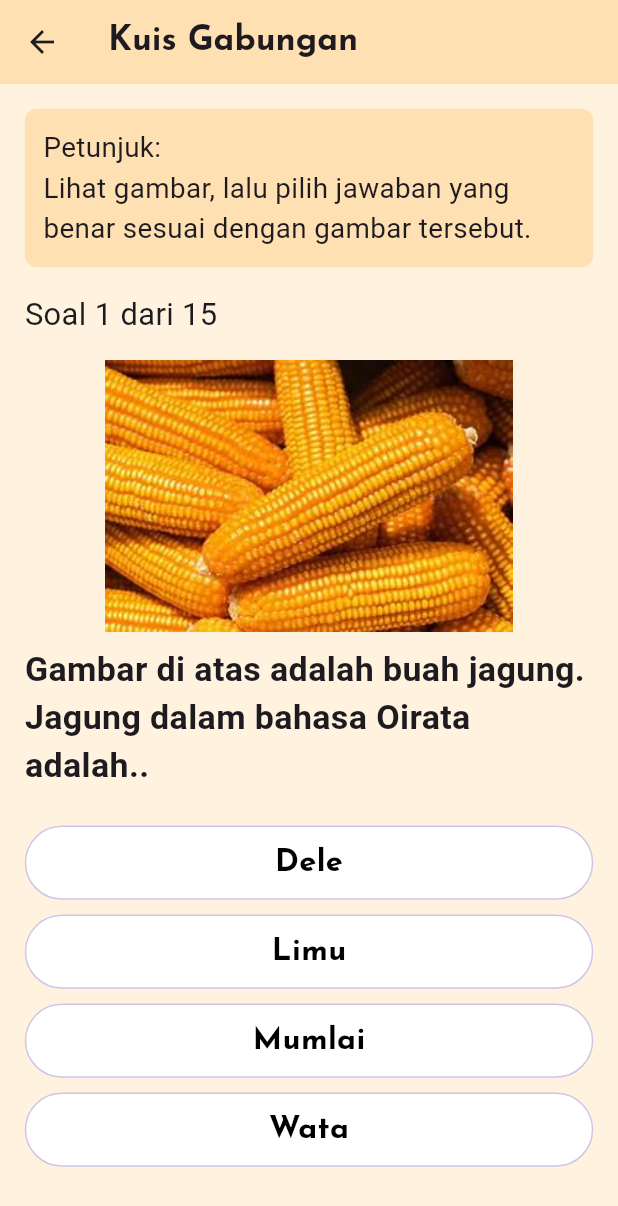
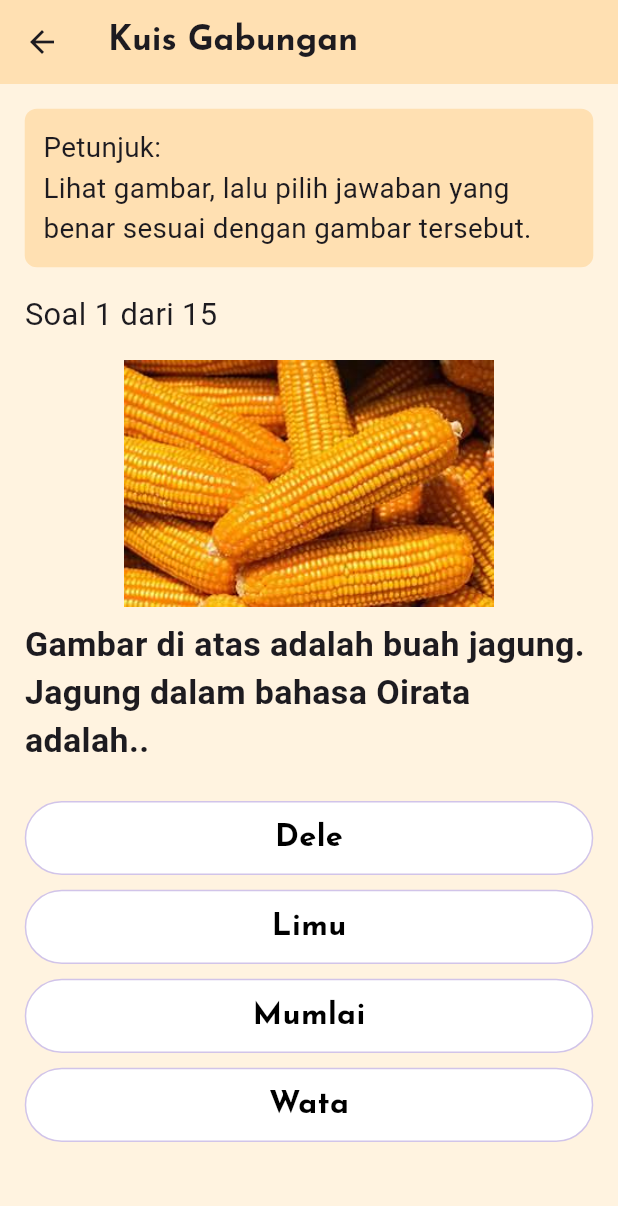
Before and after one commit to davidwaas/kamus_app, a Flutter app: the screen it shows after launch, after a tap on "Quiz", on a phone screen of 412 x 824 dp. Shown: the top 1206 px of the screen. Run offline on Flutter 3.47's test engine with Material 3 defaults, Android fonts, the phone set to English and light mode, and no system bars; our stand-ins replace audioplayers, dropdown_button2, flutter_tts, google_fonts, speech_to_text, sqflite; accounts and stored records are empty.

Commit message:
modified:   lib/main.dart modified:   lib/quizPage.dart

```diff
--- a/lib/main.dart
+++ b/lib/main.dart
@@ -106,7 +106,7 @@ class _KamusHomePageState extends State<KamusHomePage> {
                     ),
                   ),
                 );
-              }).toList(),
+              }),
             ],
           ),
         ),
--- a/lib/quizPage.dart
+++ b/lib/quizPage.dart
@@ -39,7 +39,7 @@ class _QuizPageState extends State<QuizPage> {
       'type': 'kosakata',
       'image': 'assets/4.png',
       'question': "Sebutkan buah diatas dalam bahasa Oirata...",
-      'options': ["Mu’uwoi", 'Maplana', 'Haiya', 'Mumlay'],
+      'options': ["Mu'uwoi", 'Maplana', 'Haiya', 'Mumlay'],
       'answer': 'Haiya',
     },
     {
@@ -47,8 +47,8 @@ class _QuizPageState extends State<QuizPage> {
       'image': 'assets/5.png',
       'question':
           "Gambar diatas menunjukkan orang yang sedang makan. Apa kata makan dalam bahasa Meher ",
-      'options': ['Namkuru', 'Ma’ak', 'Wakuku', 'Maroho'],
-      'answer': 'Ma’ak',
+      'options': ['Namkuru', "Ma'ak", 'Wakuku', 'Maroho'],
+      'answer': "Ma'ak",
     },
     {
       'type': 'kosakata',
@@ -299,7 +299,7 @@ class _QuizPageState extends State<QuizPage> {
       case 'kalimat':
         return 'Petunjuk:\nLengkapi kalimat dengan pilihan jawaban yang paling tepat.';
       case 'percakapan':
-        return 'Petunjuk:\nDengarkan audio (jika ada), lalu pilih jawaban yang sesuai dengan percakapan.';
+        return 'Petunjuk:\nDengarkan audio, lalu pilih jawaban yang sesuai dengan percakapan.';
       default:
         return 'Petunjuk:\nPilih jawaban yang paling tepat.';
     }
@@ -400,7 +400,7 @@ class _QuizPageState extends State<QuizPage> {
                           question['image'] != null)
                         Image.asset(
                           question['image'] as String,
-                          height: screenHeight * 0.22,
+                          height: screenHeight * 0.20,
                         ),
                       if (question['type'] == 'percakapan' &&
                           question['context'] != null)
@@ -435,6 +435,7 @@ class _QuizPageState extends State<QuizPage> {
                                       style: TextStyle(
                                         fontSize: screenWidth * 0.045,
                                       ),
+                                      textAlign: TextAlign.justify,
                                     ),
                                 ],
                               ),
@@ -502,8 +503,7 @@ class _QuizPageState extends State<QuizPage> {
                                 ),
                               ),
                             );
-                          })
-                          .toList(),
+                          }),
                     ],
                   ),
         ),
```
